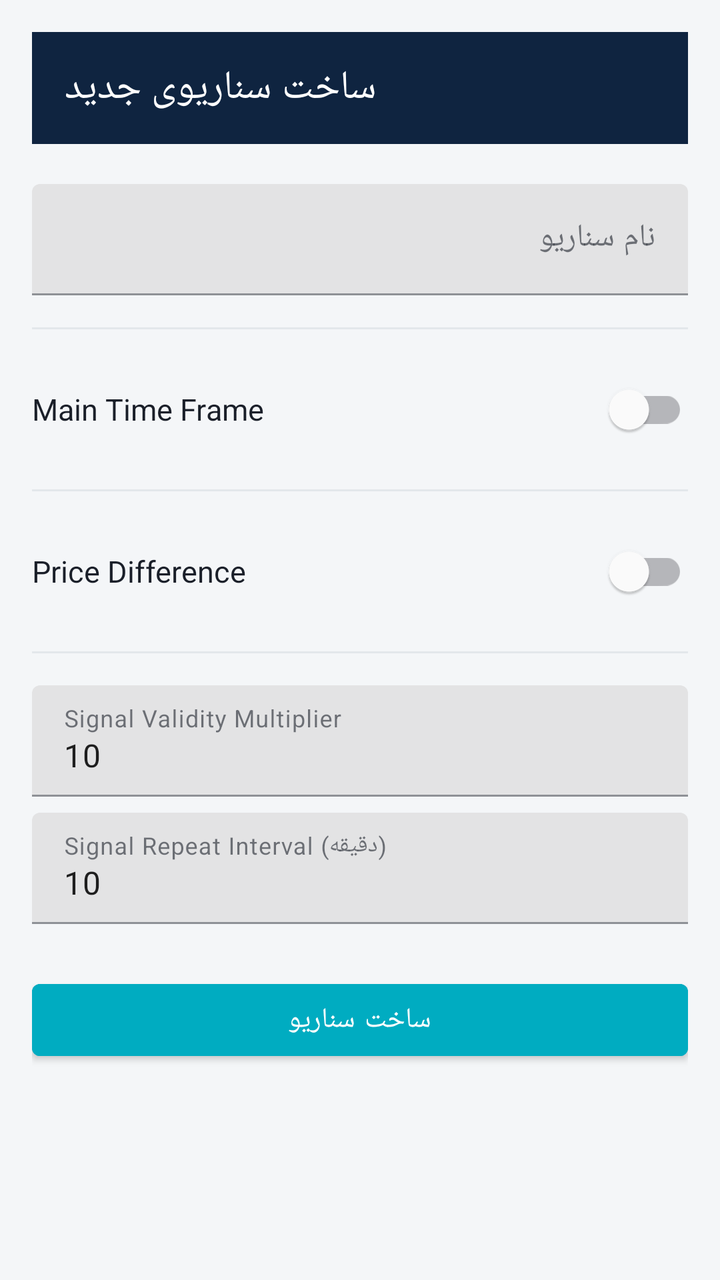
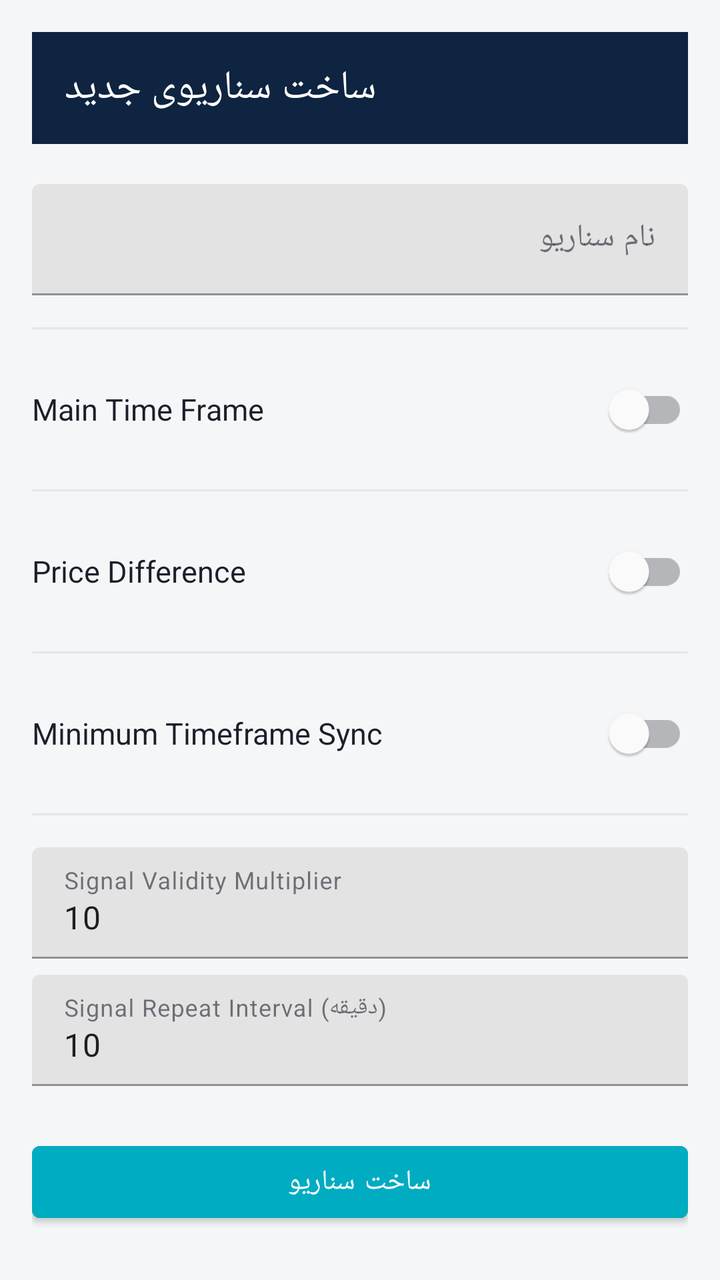

Two renders of the same Android screen: before a commit and after it. Below are the layout's source before the change and the commit's diff.
<!-- AndroidManifest.xml: application theme Theme.MT5Dashboard -->
<!-- res/layout/activity_create_scenario.xml -->
<?xml version="1.0" encoding="utf-8"?>
<ScrollView
    xmlns:android="http://schemas.android.com/apk/res/android"
    android:layout_width="match_parent"
    android:layout_height="match_parent"
    android:background="@color/colorBackground">

    <LinearLayout
        android:layout_width="match_parent"
        android:layout_height="wrap_content"
        android:orientation="vertical"
        android:padding="16dp">

        <androidx.appcompat.widget.Toolbar
            android:id="@+id/toolbar"
            android:layout_width="match_parent"
            android:layout_height="?attr/actionBarSize"
            android:layout_marginBottom="12dp"
            android:background="@color/colorPrimary"
            android:theme="@style/ToolbarTheme"
            app:title="@string/create_scenario_title"
            app:titleTextColor="@android:color/white"
            xmlns:app="http://schemas.android.com/apk/res-auto" />

        <com.google.android.material.textfield.TextInputLayout
            android:layout_width="match_parent"
            android:layout_height="wrap_content"
            android:layout_marginTop="8dp">
            <com.google.android.material.textfield.TextInputEditText
                android:id="@+id/inputName"
                android:layout_width="match_parent"
                android:layout_height="wrap_content"
                android:hint="@string/scenario_name_hint" />
        </com.google.android.material.textfield.TextInputLayout>

        <View
            android:layout_width="match_parent"
            android:layout_height="1dp"
            android:layout_marginVertical="16dp"
            android:background="@color/colorDivider" />

        
        <LinearLayout
            android:layout_width="match_parent"
            android:layout_height="wrap_content"
            android:orientation="horizontal"
            android:gravity="center_vertical">

            <TextView
                android:layout_width="0dp"
                android:layout_height="wrap_content"
                android:layout_weight="1"
                android:text="@string/scenario_main_timeframe_label"
                android:textColor="?attr/colorOnSurface"
                android:textSize="15sp" />

            <com.google.android.material.switchmaterial.SwitchMaterial
                android:id="@+id/switchMainTimeFrame"
                android:layout_width="wrap_content"
                android:layout_height="wrap_content" />
        </LinearLayout>

        <Spinner
            android:id="@+id/spinnerMainTimeframe"
            android:layout_width="match_parent"
            android:layout_height="wrap_content"
            android:layout_marginTop="8dp"
            android:visibility="gone" />

        <View
            android:layout_width="match_parent"
            android:layout_height="1dp"
            android:layout_marginVertical="16dp"
            android:background="@color/colorDivider" />

        
        <LinearLayout
            android:layout_width="match_parent"
            android:layout_height="wrap_content"
            android:orientation="horizontal"
            android:gravity="center_vertical">

            <TextView
                android:layout_width="0dp"
                android:layout_height="wrap_content"
                android:layout_weight="1"
                android:text="@string/scenario_price_difference_label"
                android:textColor="?attr/colorOnSurface"
                android:textSize="15sp" />

            <com.google.android.material.switchmaterial.SwitchMaterial
                android:id="@+id/switchPriceDifference"
                android:layout_width="wrap_content"
                android:layout_height="wrap_content" />
        </LinearLayout>

        <View
            android:layout_width="match_parent"
            android:layout_height="1dp"
            android:layout_marginVertical="16dp"
            android:background="@color/colorDivider" />

        <com.google.android.material.textfield.TextInputLayout
            android:layout_width="match_parent"
            android:layout_height="wrap_content">
            <com.google.android.material.textfield.TextInputEditText
                android:id="@+id/inputValidityMultiplier"
                android:layout_width="match_parent"
                android:layout_height="wrap_content"
                android:inputType="number"
                android:text="10"
                android:hint="@string/scenario_validity_multiplier_label" />
        </com.google.android.material.textfield.TextInputLayout>

        <com.google.android.material.textfield.TextInputLayout
            android:layout_width="match_parent"
            android:layout_height="wrap_content"
            android:layout_marginTop="8dp">
            <com.google.android.material.textfield.TextInputEditText
                android:id="@+id/inputRepeatInterval"
                android:layout_width="match_parent"
                android:layout_height="wrap_content"
                android:inputType="number"
                android:text="10"
                android:hint="@string/scenario_repeat_interval_label" />
        </com.google.android.material.textfield.TextInputLayout>

        <com.google.android.material.button.MaterialButton
            android:id="@+id/buttonSave"
            android:layout_width="match_parent"
            android:layout_height="wrap_content"
            android:layout_marginTop="24dp"
            android:text="@string/scenario_save_button"
            android:backgroundTint="@color/colorAccent" />

    </LinearLayout>
</ScrollView>
<!-- resources referenced by this layout -->
<resources>
  <color name="colorAccent">#00ACC1</color>
  <color name="colorBackground">#F4F6F8</color>
  <color name="colorDivider">#E3E7EB</color>
  <color name="colorPrimary">#0F2440</color>
  <string name="create_scenario_title">ساخت سناریوی جدید</string>
  <string name="scenario_main_timeframe_label">Main Time Frame</string>
  <string name="scenario_name_hint">نام سناریو</string>
  <string name="scenario_price_difference_label">Price Difference</string>
  <string name="scenario_repeat_interval_label">Signal Repeat Interval (دقیقه)</string>
  <string name="scenario_save_button">ساخت سناریو</string>
  <string name="scenario_validity_multiplier_label">Signal Validity Multiplier</string>
  <style name="ToolbarTheme" parent="ThemeOverlay.MaterialComponents.Dark.ActionBar" />
  <style name="Theme.MT5Dashboard" parent="Theme.MaterialComponents.DayNight.NoActionBar">
          <item name="colorPrimary">@color/colorPrimary</item>
          <item name="colorPrimaryDark">@color/colorPrimaryDark</item>
          <item name="colorOnPrimary">@color/colorOnPrimary</item>
          <item name="colorAccent">@color/colorAccent</item>
          <item name="colorSurface">@color/colorSurface</item>
          <item name="colorOnSurface">@color/colorOnSurface</item>
          <item name="android:windowBackground">@color/colorBackground</item>
          <item name="android:statusBarColor">@color/colorPrimaryDark</item>
      </style>
  <color name="colorPrimaryDark">#081527</color>
  <color name="colorOnPrimary">#FFFFFF</color>
  <color name="colorSurface">#FFFFFF</color>
  <color name="colorOnSurface">#1A1F29</color>
</resources>

<!-- the commit's change to res/layout/activity_create_scenario.xml (unified diff, before → after) -->
@@ -100,6 +100,48 @@
             android:layout_marginVertical="16dp"
             android:background="@color/colorDivider" />
 
+        
+        <LinearLayout
+            android:layout_width="match_parent"
+            android:layout_height="wrap_content"
+            android:orientation="horizontal"
+            android:gravity="center_vertical">
+
+            <TextView
+                android:layout_width="0dp"
+                android:layout_height="wrap_content"
+                android:layout_weight="1"
+                android:text="@string/scenario_minimum_timeframe_sync_label"
+                android:textColor="?attr/colorOnSurface"
+                android:textSize="15sp" />
+
+            <com.google.android.material.switchmaterial.SwitchMaterial
+                android:id="@+id/switchMinimumTimeframeSync"
+                android:layout_width="wrap_content"
+                android:layout_height="wrap_content" />
+        </LinearLayout>
+
+        <com.google.android.material.textfield.TextInputLayout
+            android:id="@+id/layoutMinimumTimeframeCount"
+            android:layout_width="match_parent"
+            android:layout_height="wrap_content"
+            android:layout_marginTop="8dp"
+            android:visibility="gone">
+            <com.google.android.material.textfield.TextInputEditText
+                android:id="@+id/inputMinimumTimeframeCount"
+                android:layout_width="match_parent"
+                android:layout_height="wrap_content"
+                android:inputType="number"
+                android:text="2"
+                android:hint="@string/scenario_minimum_timeframe_count_label" />
+        </com.google.android.material.textfield.TextInputLayout>
+
+        <View
+            android:layout_width="match_parent"
+            android:layout_height="1dp"
+            android:layout_marginVertical="16dp"
+            android:background="@color/colorDivider" />
+
         <com.google.android.material.textfield.TextInputLayout
             android:layout_width="match_parent"
             android:layout_height="wrap_content">
<!-- resource entries referenced after the edit -->
@@ -6,6 +6,8 @@
   <color name="colorPrimary">#0F2440</color>
   <string name="create_scenario_title">ساخت سناریوی جدید</string>
   <string name="scenario_main_timeframe_label">Main Time Frame</string>
+  <string name="scenario_minimum_timeframe_count_label">حداقل تعداد تایم‌فریم هم‌زمان</string>
+  <string name="scenario_minimum_timeframe_sync_label">Minimum Timeframe Sync</string>
   <string name="scenario_name_hint">نام سناریو</string>
   <string name="scenario_price_difference_label">Price Difference</string>
   <string name="scenario_repeat_interval_label">Signal Repeat Interval (دقیقه)</string>
